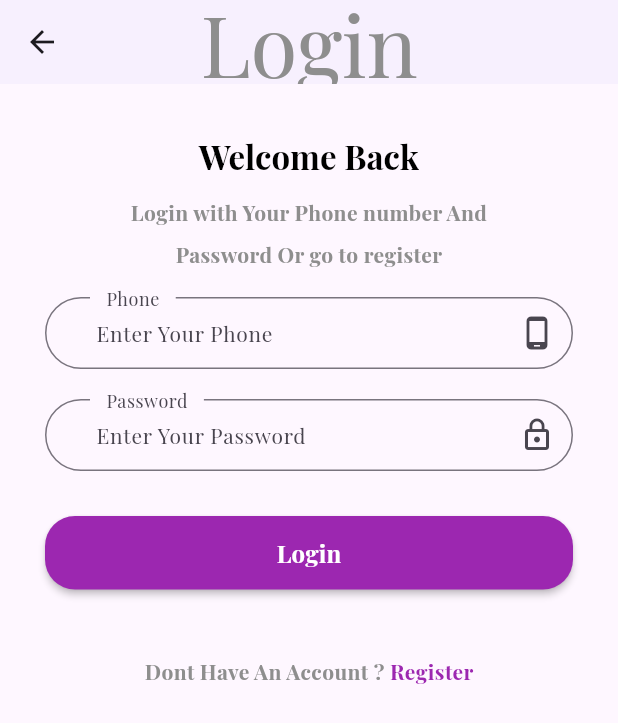
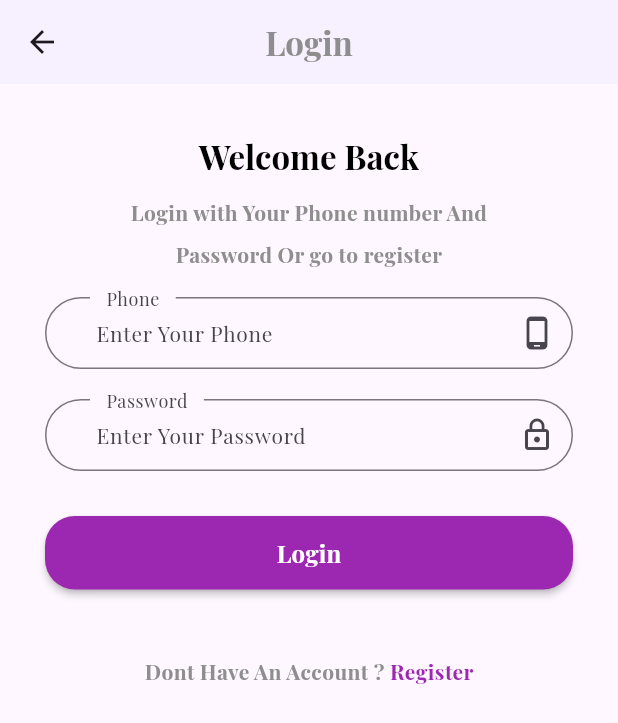
Before and after one commit to osamaaabdalmalik/Consulting-App, a Flutter app: the screen it shows after launch, after a tap on "As Expert", on a phone screen of 412 x 824 dp. Shown: the top 723 px of the screen. Run offline on Flutter 3.47's test engine with Material 3 defaults, Android fonts, the phone set to English and light mode, and no system bars; our stand-ins replace cached_network_image, dartz, flutter_rating_bar, get, image_picker, lottie and 2 more; accounts and stored records are empty; project files that could hold a hidden picture were left out.

Commit message:
chane displayLarge to displayMedium and change

```diff
--- a/lib/view/screen/auth/chose_garde_screen.dart
+++ b/lib/view/screen/auth/chose_garde_screen.dart
@@ -24,7 +24,7 @@ class ChoseGardeScreen extends StatelessWidget {
                 height: Get.width / 1.3,
                 fit: BoxFit.fill,
               ),
-              Text(AppTranslationKeys.choseTypeAuthentication.tr, style: Theme.of(context).textTheme.displayLarge),
+              Text(AppTranslationKeys.choseTypeAuthentication.tr, style: Theme.of(context).textTheme.displayMedium),
               Row(
                 mainAxisAlignment: MainAxisAlignment.spaceEvenly,
                 children: [
--- a/lib/view/screen/auth/login_screen.dart
+++ b/lib/view/screen/auth/login_screen.dart
@@ -26,7 +26,7 @@ class LoginScreen extends StatelessWidget {
         title: Text(AppTranslationKeys.login.tr,
             style: Theme.of(context)
                 .textTheme
-                .displayLarge!
+                .displayMedium!
                 .copyWith(color: AppColors.grey)),
       ),
       body: GetBuilder<LoginController>(
--- a/lib/view/screen/auth/register_screen.dart
+++ b/lib/view/screen/auth/register_screen.dart
@@ -26,7 +26,7 @@ class RegisterScreen extends StatelessWidget {
         title: Text(AppTranslationKeys.register.tr,
             style: Theme.of(context)
                 .textTheme
-                .displayLarge!
+                .displayMedium!
                 .copyWith(color: AppColors.grey)),
       ),
       body: GetBuilder<RegisterController>(
```
